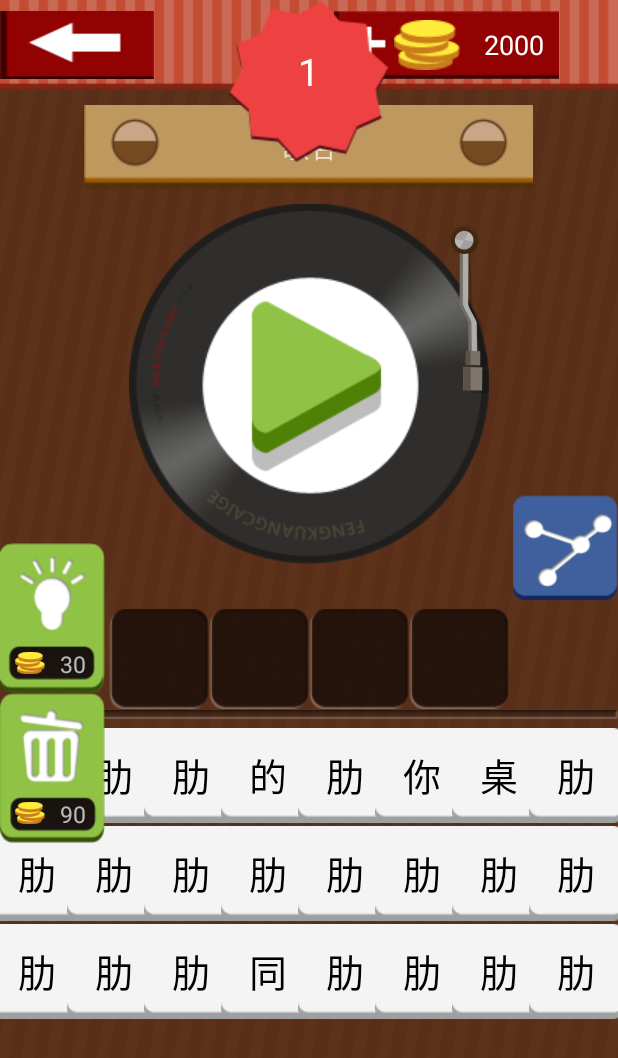
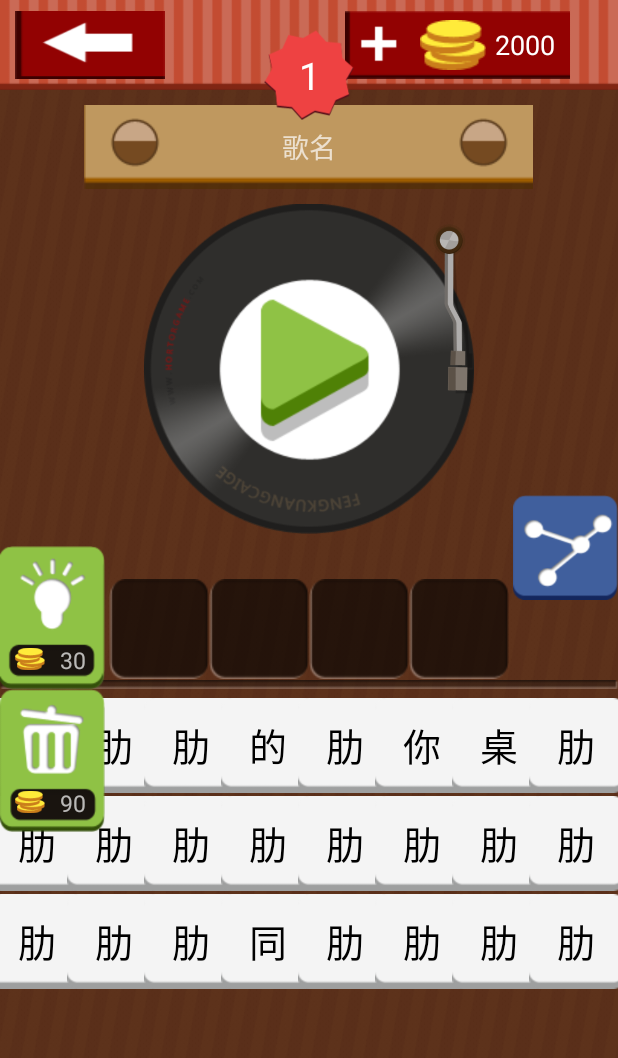
Before and after one commit to foxalan/Noc, an Android app: the screen it shows after launch (MainActivity), on a phone screen of 412 x 824 dp. Shown: the top 1058 px of the screen. Run offline under Robolectric (Android 15) with nearby library versions, the phone set to English and light mode, and no system bars.

Commit message:
update old ui
write by last year

```diff
--- a/app/src/main/java/com/example/alan/myapplication/MainActivity.java
+++ b/app/src/main/java/com/example/alan/myapplication/MainActivity.java
@@ -1,15 +1,15 @@
 package com.example.alan.myapplication;
 
-import android.content.SharedPreferences;
 import android.graphics.Color;
+import android.os.Bundle;
 import android.os.Handler;
 import android.os.Message;
-import android.support.v7.app.ActionBar;
 import android.support.v7.app.AppCompatActivity;
-import android.os.Bundle;
 import android.util.Log;
 import android.view.LayoutInflater;
 import android.view.View;
+import android.view.Window;
+import android.view.WindowManager;
 import android.view.animation.Animation;
 import android.view.animation.AnimationUtils;
 import android.view.animation.LinearInterpolator;
@@ -26,7 +26,6 @@ import com.example.alan.model.WordButton;
 import com.example.alan.utils.SpUtils;
 import com.example.alan.views.MyGridView;
 
-import java.io.CharArrayReader;
 import java.io.UnsupportedEncodingException;
 import java.util.ArrayList;
 import java.util.List;
@@ -92,6 +91,8 @@ public class MainActivity extends AppCompatActivity implements IbuttonListenr {
     @Override
     protected void onCreate(Bundle savedInstanceState) {
         super.onCreate(savedInstanceState);
+        requestWindowFeature(Window.FEATURE_NO_TITLE);
+        getWindow().setFlags(WindowManager.LayoutParams. FLAG_FULLSCREEN , WindowManager.LayoutParams. FLAG_FULLSCREEN);
         setContentView(R.layout.activity_main);
         inflater = LayoutInflater.from(this);
 
--- a/app/src/main/res/layout/activity_main.xml
+++ b/app/src/main/res/layout/activity_main.xml
@@ -4,7 +4,6 @@
     android:background="@drawable/index_background"
     android:id="@+id/activity_main"
     android:layout_width="match_parent"
-
     android:layout_height="match_parent"
     tools:context="com.example.alan.myapplication.MainActivity">
 
--- a/app/src/main/res/layout/music_disc_layout.xml
+++ b/app/src/main/res/layout/music_disc_layout.xml
@@ -19,13 +19,13 @@
             android:text="歌名"
             android:layout_width="wrap_content"
             android:layout_height="wrap_content" />
-    </FrameLayout>m
+    </FrameLayout>
 
     <FrameLayout
         android:layout_marginTop="10dp"
         android:layout_gravity="center"
-        android:layout_width="240dp"
-        android:layout_height="240dp">
+        android:layout_width="220dp"
+        android:layout_height="220dp">
         <ImageView
             android:id="@+id/iv_game_center"
             android:layout_gravity="center"
@@ -47,14 +47,17 @@
             android:id="@+id/ib_game_start"
             android:layout_gravity="center"
             android:background="@drawable/index_set_bg"
-            android:layout_width="wrap_content"
-            android:layout_height="wrap_content" />
+            android:layout_width="130dp"
+            android:layout_height="130dp" />
+
         <ImageView
-
             android:id="@+id/iv_game_pin"
             android:src="@drawable/game_pin"
             android:layout_gravity="right"
             android:layout_width="60dp"
             android:layout_height="140dp" />
+
     </FrameLayout>
+
+
 </LinearLayout>
--- a/app/src/main/res/layout/music_title_layout.xml
+++ b/app/src/main/res/layout/music_title_layout.xml
@@ -9,6 +9,7 @@
         android:layout_width="match_parent"
         android:layout_height="wrap_content">
         <ImageButton
+            android:layout_marginLeft="10dp"
             android:layout_centerVertical="true"
             android:background="@drawable/all_back_bg"
             android:id="@+id/iv_all_back"
@@ -23,6 +24,7 @@
             android:layout_height="45dp">
 
             <ImageButton
+
                 android:layout_marginLeft="120dp"
                 android:background="@drawable/game_coin_bg"
                 android:layout_width="150dp"
@@ -30,7 +32,7 @@
 
             <ImageView
                 android:layout_gravity="center_vertical"
-                android:layout_marginLeft="160dp"
+                android:layout_marginLeft="170dp"
                 android:src="@drawable/game_coin_icon"
                 android:layout_width="wrap_content"
                 android:layout_height="wrap_content" />
--- a/app/src/main/res/layout/pass_layout.xml
+++ b/app/src/main/res/layout/pass_layout.xml
@@ -2,85 +2,92 @@
 <RelativeLayout xmlns:android="http://schemas.android.com/apk/res/android"
     android:layout_width="match_parent"
     android:layout_height="match_parent">
+
+    <!--<ImageView-->
+        <!--android:layout_marginTop="20dp"-->
+        <!--android:layout_centerHorizontal="true"-->
+        <!--android:layout_width="60dp"-->
+        <!--android:layout_height="60dp"-->
+        <!--android:layout_gravity="center_horizontal"-->
+        <!--android:src="@drawable/game_level_title" />-->
+
+    <TextView
+        android:gravity="center"
+        android:layout_centerHorizontal="true"
+        android:background="@drawable/game_level_title"
+        android:id="@+id/tv_passes"
+        android:layout_width="60dp"
+        android:layout_height="60dp"
+        android:layout_marginTop="20dp"
+        android:text="1"
+        android:textColor="#ffffff"
+        android:textSize="25dp" />
+
+
     <FrameLayout
-        android:layout_centerHorizontal="true"
-        android:layout_width="wrap_content"
-        android:layout_height="wrap_content">
+        android:id="@+id/fl_game_buy"
+        android:layout_width="70dp"
+        android:layout_height="95dp"
+        android:layout_alignParentLeft="true"
+        android:layout_centerInParent="true">
+
+        <ImageButton
+            android:id="@+id/ib_get_tip"
+            android:layout_width="wrap_content"
+            android:layout_height="wrap_content"
+            android:background="@drawable/game_buy1_bg" />
+
         <ImageView
-            android:src="@drawable/game_level_title"
-            android:layout_gravity="center_horizontal"
-            android:layout_width="wrap_content"
-            android:layout_height="wrap_content" />
+            android:layout_width="20dp"
+            android:layout_height="20dp"
+            android:layout_marginLeft="10dp"
+            android:layout_marginTop="65dp"
+            android:src="@drawable/game_coin_icon" />
+
         <TextView
-            android:id="@+id/tv_passes"
-            android:layout_marginTop="30dp"
-            android:textSize="25dp"
-            android:layout_gravity="center_horizontal"
-            android:text="1"
-            android:textColor="#ffffff"
-            android:layout_width="wrap_content"
-            android:layout_height="wrap_content" />
+            android:layout_width="20dp"
+            android:layout_height="20dp"
+            android:layout_marginLeft="40dp"
+            android:layout_marginTop="65dp"
+            android:text="30"
+            android:textSize="15sp" />
     </FrameLayout>
 
     <FrameLayout
-        android:id="@+id/fl_game_buy"
+        android:layout_width="70dp"
+        android:layout_height="95dp"
         android:layout_alignParentLeft="true"
-        android:layout_centerInParent="true"
-        android:layout_width="70dp"
-        android:layout_height="100dp">
+        android:layout_below="@id/fl_game_buy"
+        android:layout_centerInParent="true">
+
         <ImageButton
-            android:id="@+id/ib_get_tip"
-            android:background="@drawable/game_buy1_bg"
+            android:id="@+id/ib_remove_error"
             android:layout_width="wrap_content"
-            android:layout_height="wrap_content" />
+            android:layout_height="wrap_content"
+            android:background="@drawable/game_buy2_bg" />
 
         <ImageView
+            android:layout_width="20dp"
+            android:layout_height="20dp"
+            android:layout_marginLeft="10dp"
+            android:layout_marginTop="65dp"
+            android:src="@drawable/game_coin_icon" />
 
-            android:layout_marginLeft="10dp"
-            android:layout_marginTop="70dp"
-            android:src="@drawable/game_coin_icon"
+        <TextView
             android:layout_width="20dp"
-            android:layout_height="20dp" />
-        <TextView
-            android:textSize="15sp"
-            android:text="30"
+            android:layout_height="20dp"
             android:layout_marginLeft="40dp"
-            android:layout_marginTop="70dp"
-            android:layout_width="20dp"
-            android:layout_height="20dp" />
+            android:layout_marginTop="65dp"
+            android:text="90"
+            android:textSize="15sp" />
     </FrameLayout>
-    <FrameLayout
-        android:layout_below="@id/fl_game_buy"
-        android:layout_alignParentLeft="true"
-        android:layout_centerInParent="true"
-        android:layout_width="70dp"
-        android:layout_height="100dp">
-        <ImageButton
-            android:id="@+id/ib_remove_error"
-            android:background="@drawable/game_buy2_bg"
-            android:layout_width="wrap_content"
-            android:layout_height="wrap_content" />
 
-        <ImageView
-            android:layout_marginLeft="10dp"
-            android:layout_marginTop="70dp"
-            android:src="@drawable/game_coin_icon"
-            android:layout_width="20dp"
-            android:layout_height="20dp" />
-        <TextView
-            android:textSize="15sp"
-            android:text="90"
-            android:layout_marginLeft="40dp"
-            android:layout_marginTop="70dp"
-            android:layout_width="20dp"
-            android:layout_height="20dp" />
-    </FrameLayout>
     <ImageButton
         android:id="@+id/ib_share"
-        android:background="@drawable/game_share_bg"
+        android:layout_width="70dp"
+        android:layout_height="70dp"
+        android:layout_alignParentRight="true"
         android:layout_marginTop="330dp"
-        android:layout_alignParentRight="true"
-        android:layout_width="70dp"
-        android:layout_height="70dp" />
+        android:background="@drawable/game_share_bg" />
 
 </RelativeLayout>
```
